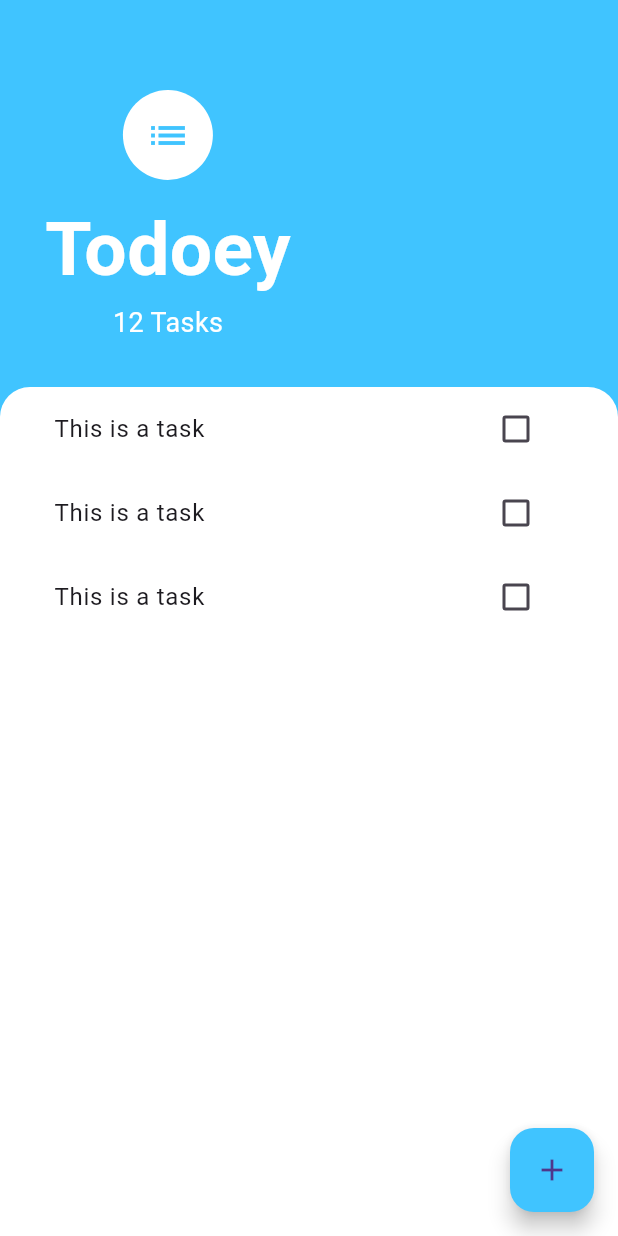
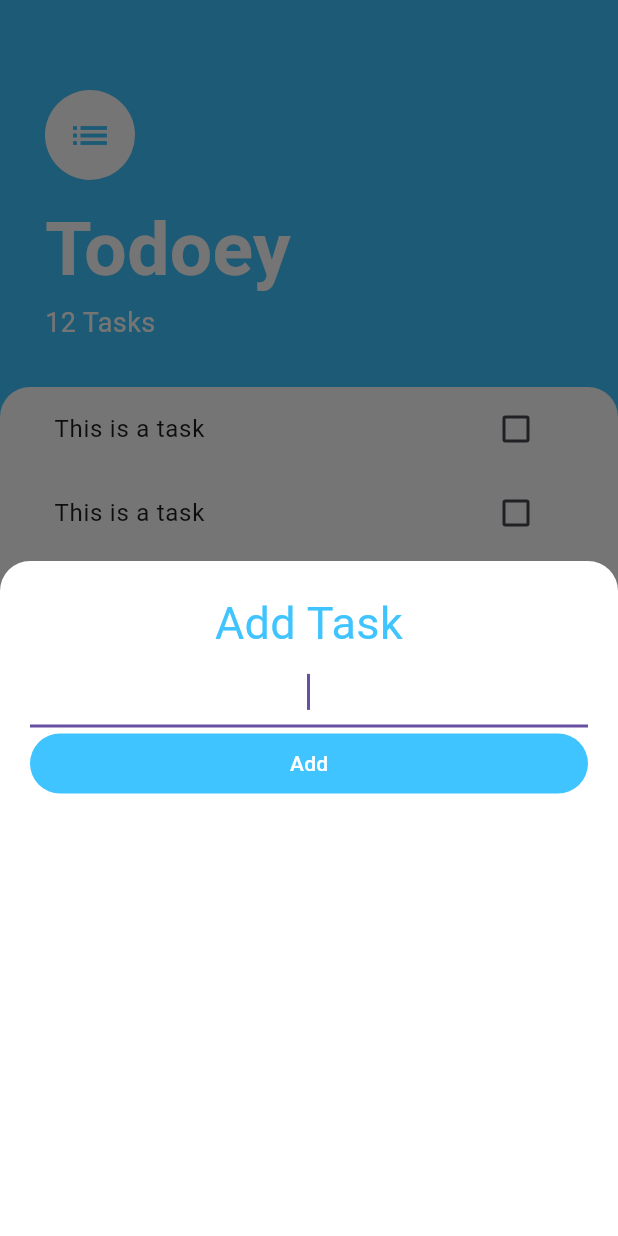
Before and after one commit to Slay2525/Todoey, a Flutter app: the screen it shows after launch, after a tap on the "add" icon, on a phone screen of 412 x 824 dp. Run offline on Flutter 3.47's test engine with Material 3 defaults, Android fonts, the phone set to English and light mode, and no system bars.

Commit message:
202 part

```diff
--- /dev/null
+++ b/lib/models/task.dart
@@ -0,0 +1,10 @@
+class Task {
+  final String name;
+  bool isDone;
+
+  Task({required this.name, required this.isDone});
+
+  void toggleDone() {
+    isDone = !isDone;
+  }
+}
--- /dev/null
+++ b/lib/screens/add_task_screen.dart
@@ -0,0 +1,51 @@
+import 'package:flutter/material.dart';
+
+class AddTaskScreen extends StatelessWidget {
+  @override
+  Widget build(BuildContext context) {
+    return Container(
+      color: Color(0xff757575),
+      child: Container(
+        padding: EdgeInsets.all(20),
+        height: 450,
+        width: 450,
+        child: Column(
+          crossAxisAlignment: CrossAxisAlignment.stretch,
+          children: [
+            Text(
+              'Add Task',
+              textAlign: TextAlign.center,
+              style: TextStyle(
+                fontSize: 30,
+                color: Colors.lightBlueAccent,
+              ),
+            ),
+            TextField(
+              autofocus: true,
+              textAlign: TextAlign.center,
+              decoration: InputDecoration(),
+            ),
+            TextButton(
+              onPressed: () {},
+              style: ButtonStyle(
+                backgroundColor:
+                    MaterialStateProperty.all(Colors.lightBlueAccent),
+              ),
+              child: Text(
+                'Add',
+                style: TextStyle(color: Colors.white),
+              ),
+            )
+          ],
+        ),
+        decoration: BoxDecoration(
+          color: Colors.white,
+          borderRadius: BorderRadius.only(
+            topRight: Radius.circular(20.0),
+            topLeft: Radius.circular(20.0),
+          ),
+        ),
+      ),
+    );
+  }
+}
--- a/lib/screens/tasks_screen.dart
+++ b/lib/screens/tasks_screen.dart
@@ -1,5 +1,6 @@
 import 'package:flutter/material.dart';
 import 'package:todoey/widgets/tasks_list.dart';
+import 'add_task_screen.dart';
 
 class TasksScreen extends StatelessWidget {
   @override
@@ -7,12 +8,16 @@ class TasksScreen extends StatelessWidget {
     return Scaffold(
       backgroundColor: Colors.lightBlueAccent,
       floatingActionButton: FloatingActionButton(
-        onPressed: () {},
-        backgroundColor: Colors.lightBlueAccent,
-        child: Icon(
-          Icons.add,
-        ),
-      ),
+          backgroundColor: Colors.lightBlueAccent,
+          child: Icon(
+            Icons.add,
+          ),
+          onPressed: () {
+            showModalBottomSheet(
+              context: context,
+              builder: (BuildContext context) => AddTaskScreen(),
+            );
+          }),
       body: Column(
         crossAxisAlignment: CrossAxisAlignment.start,
         children: [
@@ -20,6 +25,7 @@ class TasksScreen extends StatelessWidget {
             padding: EdgeInsets.only(
                 top: 60.0, left: 30.0, right: 30.0, bottom: 30.0),
             child: Column(
+              crossAxisAlignment: CrossAxisAlignment.start,
               children: <Widget>[
                 CircleAvatar(
                   child: Icon(
--- a/lib/widgets/tasks_list.dart
+++ b/lib/widgets/tasks_list.dart
@@ -1,5 +1,6 @@
 import 'package:flutter/material.dart';
 import 'package:todoey/widgets/tasks_tile.dart';
+import 'package:todoey/models/task.dart';
 
 class TasksList extends StatelessWidget {
   const TasksList({
--- a/lib/widgets/tasks_tile.dart
+++ b/lib/widgets/tasks_tile.dart
@@ -11,8 +11,13 @@ class _TaskTileState extends State<TaskTile> {
   @override
   Widget build(BuildContext context) {
     return ListTile(
-      title: Text('This is a task'),
+      title: Text(
+        'This is a task',
+        style: TextStyle(
+            decoration: _isChecked ? TextDecoration.lineThrough : null),
+      ),
       trailing: Checkbox(
+        activeColor: Colors.lightBlueAccent,
         value: _isChecked,
         onChanged: (bool? value) {
           setState(() {
```
